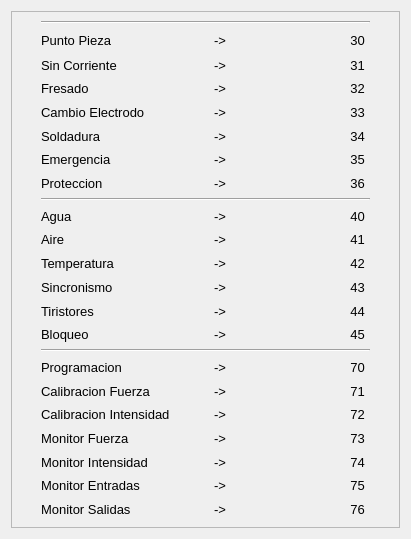
This is src/configuracion/guiTablaErrores.ui in marcelo21/controlSoldadura-pc as Qt 5 draws it before an edit. The edited form follows.
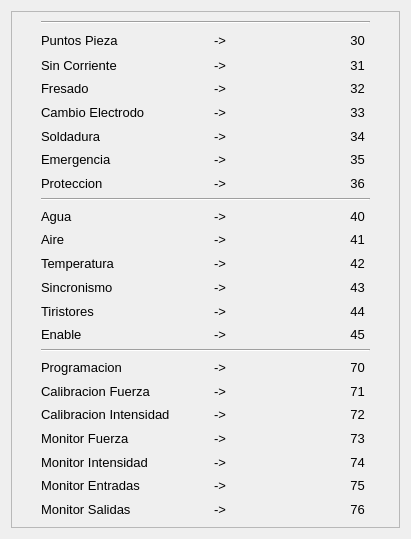
This is the edited form. Icons and pictures are not drawn.

Commit message: este punto sirve como referencia antes de poner el try en las funciones

```diff
--- a/src/configuracion/guiTablaErrores.ui
+++ b/src/configuracion/guiTablaErrores.ui
@@ -133,7 +133,7 @@
          </font>
         </property>
         <property name="text">
-         <string>Punto Pieza</string>
+         <string>Puntos Pieza</string>
         </property>
         <property name="alignment">
          <set>Qt::AlignLeading|Qt::AlignLeft|Qt::AlignVCenter</set>
@@ -283,7 +283,7 @@
          </font>
         </property>
         <property name="text">
-         <string>Bloqueo</string>
+         <string>Enable</string>
         </property>
         <property name="alignment">
          <set>Qt::AlignLeading|Qt::AlignLeft|Qt::AlignVCenter</set>
```
The commit also changes 2 other files.
